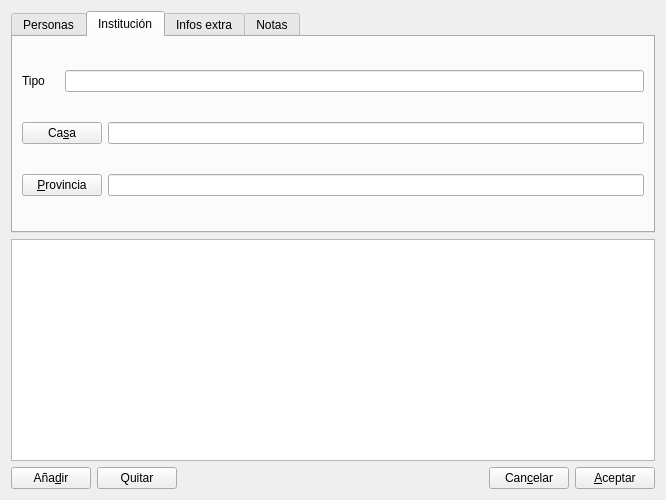
Old version of the form gui/dlgaprobacionesentrada.ui in the repository rogorido/qtpredicadores.
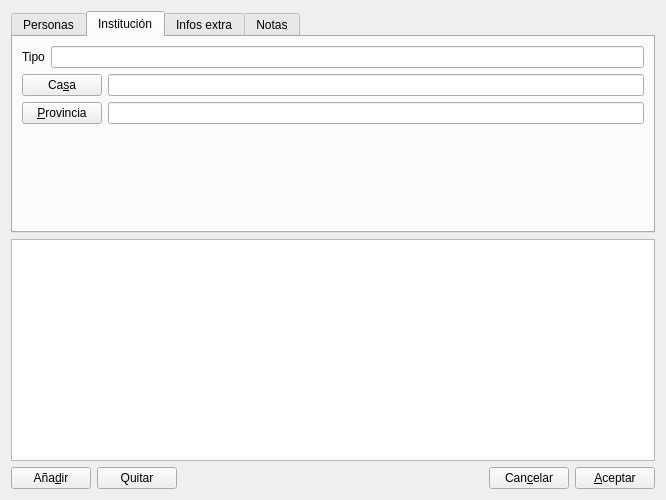
New version of the form. The open tabs and pages were chosen to show the change. Custom widgets are drawn as their Qt base class.

Commit message: Mejoras en GUI

What changed in the file:
```diff
--- a/gui/dlgaprobacionesentrada.ui
+++ b/gui/dlgaprobacionesentrada.ui
@@ -64,38 +64,63 @@
       <attribute name="title">
        <string>Institución</string>
       </attribute>
+      <layout class="QHBoxLayout" name="horizontalLayout_11">
+       <item>
+        <layout class="QVBoxLayout" name="verticalLayout_3">
+         <item>
       <layout class="QHBoxLayout" name="horizontalLayout">
        <item>
-        <layout class="QGridLayout" name="gridLayout_2">
-         <item row="2" column="0" colspan="2">
-          <widget class="QPushButton" name="btProvinciaInstitucion">
-           <property name="text">
-            <string>&amp;Provincia</string>
-           </property>
-          </widget>
-         </item>
-         <item row="0" column="1" colspan="2">
-          <widget class="QLineEdit" name="txtTipoInstitucion"/>
-         </item>
-         <item row="0" column="0">
           <widget class="QLabel" name="label_2">
            <property name="text">
             <string>Tipo</string>
            </property>
           </widget>
          </item>
-         <item row="1" column="2">
-          <widget class="QLineEdit" name="txtCasa"/>
-         </item>
-         <item row="1" column="0" colspan="2">
+           <item>
+            <widget class="QLineEdit" name="txtTipoInstitucion"/>
+           </item>
+          </layout>
+         </item>
+         <item>
+          <layout class="QHBoxLayout" name="horizontalLayout_9">
+           <item>
           <widget class="QPushButton" name="btCasa">
            <property name="text">
             <string>Ca&amp;sa</string>
            </property>
           </widget>
          </item>
-         <item row="2" column="2">
+           <item>
+            <widget class="QLineEdit" name="txtCasa"/>
+           </item>
+          </layout>
+         </item>
+         <item>
+          <layout class="QHBoxLayout" name="horizontalLayout_10">
+           <item>
+            <widget class="QPushButton" name="btProvinciaInstitucion">
+             <property name="text">
+              <string>&amp;Provincia</string>
+             </property>
+            </widget>
+           </item>
+           <item>
           <widget class="QLineEdit" name="txtProvinciaInstitucion"/>
+           </item>
+          </layout>
+         </item>
+         <item>
+          <spacer name="verticalSpacer_2">
+           <property name="orientation">
+            <enum>Qt::Vertical</enum>
+           </property>
+           <property name="sizeHint" stdset="0">
+            <size>
+             <width>20</width>
+             <height>40</height>
+            </size>
+           </property>
+          </spacer>
          </item>
         </layout>
        </item>
```
Left out of the diff: 39 changed lines with no effect on the pictures. Lines whose indentation alone changed are shown as unchanged.
